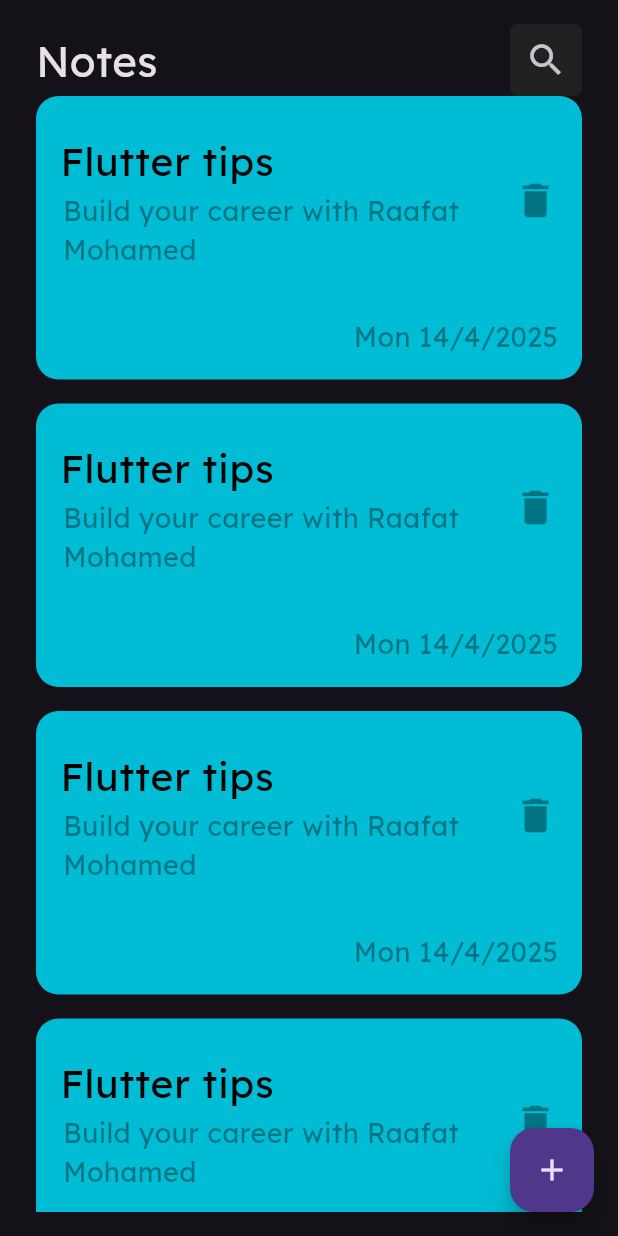
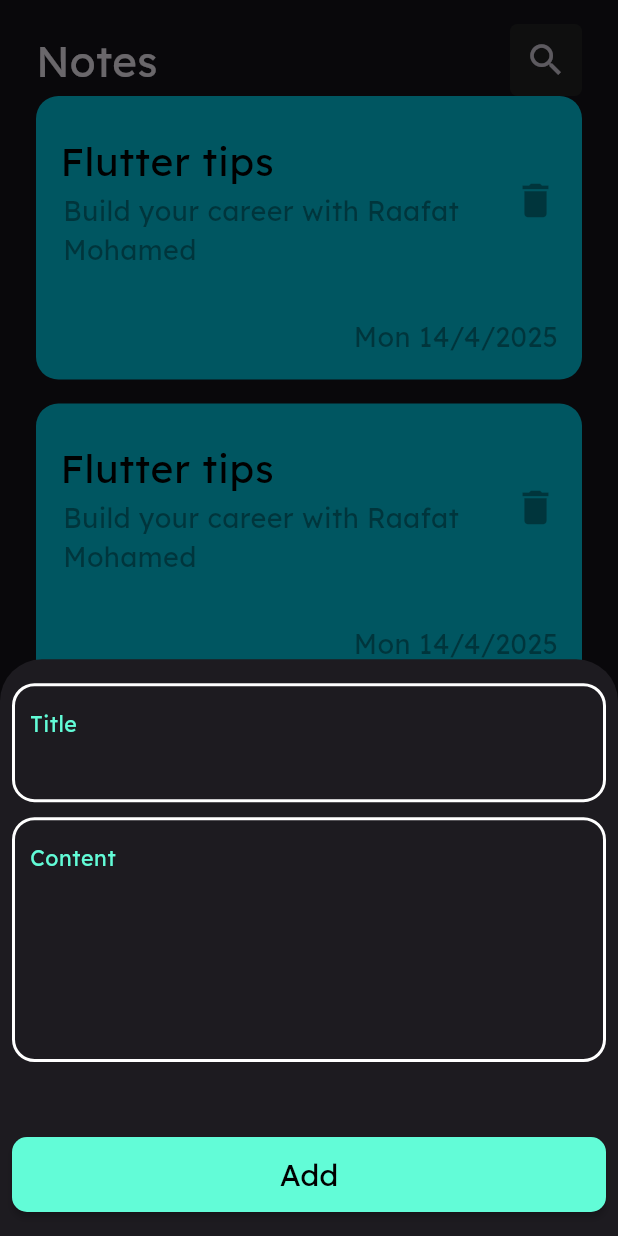
Before and after one commit to RafatMohamed/NotesApp, a Flutter app: the screen it shows after launch, after a tap on the "add" icon, on a phone screen of 412 x 824 dp. Run offline on Flutter 3.47's test engine with Material 3 defaults, Android fonts, the phone set to English and light mode, and no system bars; our stand-ins replace get.

Commit message:
Add Bottom Sheet View

```diff
--- a/lib/core/widgets/custom_text_form_field_widget.dart
+++ b/lib/core/widgets/custom_text_form_field_widget.dart
@@ -1,143 +1,139 @@
-// import 'package:flutter/material.dart';
-//
-// import '../constant/app_constant.dart';
-//
-// class TextFormFieldApp extends StatefulWidget {
-//   const TextFormFieldApp({
-//     super.key,
-//     this.iconSuffix = false,
-//     this.maxLine = 1,
-//     required this.labelText,
-//     this.labelFontWeight = FontWeight.normal,
-//     this.labelFontSize = 19,
-//     this.labelColor =const KPrimaryColor,
-//     this.labelFontStyle = FontStyle.normal,
-//     this.labelTextAlign = TextAlign.start,
-//     required this.hintText,
-//     this.hintFontWeight = FontWeight.w200,
-//     this.hintFontSize =14,
-//     this.hintColor = MyColors.labelTextColor,
-//     this.hintFontStyle = FontStyle.normal,
-//     this.hintTextAlign = TextAlign.start,
-//     this.radius =15,
-//     this.keyboardType = TextInputType.text,
-//     this.textInputAction = TextInputAction.done,
-//     this.borderDecorationColor = kprimaryColor,
-//     this.validator,
-//     required this.onFieldSubmitted,
-//     this.focusNode,
-//     required this.controller,
-//     this.onSaved,
-//   });
-//
-//   final bool iconSuffix;
-//   final int maxLine;
-//   final Color borderDecorationColor;
-//   final String hintText;
-//   final FontWeight hintFontWeight;
-//   final double hintFontSize;
-//   final Color hintColor;
-//   final FontStyle? hintFontStyle;
-//   final TextAlign? hintTextAlign;
-//   final String labelText;
-//   final FontWeight labelFontWeight;
-//   final double labelFontSize;
-//   final Color labelColor;
-//   final FontStyle? labelFontStyle;
-//   final TextAlign? labelTextAlign;
-//   final double radius;
-//   final TextInputType keyboardType;
-//   final TextInputAction textInputAction;
-//   final FormFieldValidator? validator;
-//   final Function(String) onFieldSubmitted;
-//   final FormFieldSetter<String>? onSaved;
-//   final FocusNode? focusNode;
-//   final TextEditingController controller;
-//
-//   @override
-//   State<TextFormFieldApp> createState() => _TextFormFieldAppState();
-// }
-//
-//
-// class _TextFormFieldAppState extends State<TextFormFieldApp> {
-//   bool _isFieldFilled = false;
-//
-//   @override
-//   void initState() {
-//     super.initState();
-//     widget.controller.addListener(() {
-//       setState(() {
-//         _isFieldFilled = widget.controller.text.isNotEmpty;
-//       });
-//     });
-//   }
-//
-//   @override
-//   Widget build(BuildContext context) {
-//     return Container(
-//       decoration: BoxDecoration(
-//         color: Colors.white, // Keep background white
-//         borderRadius: BorderRadius.circular(widget.radius),
-//         border: Border.all(
-//           color:
-//               _isFieldFilled
-//                   ? widget.borderDecorationColor
-//                   : Colors.transparent, // Change border color dynamically
-//           width: 2,
-//         ),
-//       ),
-//       padding: AppPadding.paddingH10V10View,
-//       width: double.infinity,
-//       child: TextFormField(
-//         focusNode: widget.focusNode,
-//         controller: widget.controller,
-//         autovalidateMode: AutovalidateMode.onUserInteraction,
-//         enableSuggestions: true,
-//         onSaved: widget.onSaved,
-//         validator: widget.validator,
-//         onFieldSubmitted: widget.onFieldSubmitted,
-//         decoration: InputDecoration(
-//           floatingLabelBehavior: FloatingLabelBehavior.always,
-//           floatingLabelAlignment: FloatingLabelAlignment.start,
-//           border: InputBorder.none,
-//           // Remove border from InputDecoration
-//           icon:
-//               widget.iconSuffix
-//                   ? IConSvgWidget(
-//                     radius: AppSizeHW.s5,
-//                     width: AppSizeHW.s35,
-//                     height: AppSizeHW.s35,
-//                     colorContainer: MyColors.containerHomeColor,
-//                     icon: SvgPicture.asset(
-//                       width: AppSizeHW.s20,
-//                       height: AppSizeHW.s20,
-//                       MyIcons.iconHomeSvg,
-//                       fit: LayoutBoxFit.boxFitNone,
-//                     ),
-//                   )
-//                   : null,
-//           labelText: widget.labelText,
-//           labelStyle: TextStyle(
-//             color: widget.labelColor,
-//             fontSize: widget.labelFontSize,
-//           ),
-//           hintText: widget.hintText,
-//           hintStyle: TextStyle(
-//             color: widget.hintColor,
-//             fontSize: widget.hintFontSize,
-//             fontWeight: widget.hintFontWeight,
-//           ),
-//         ),
-//         keyboardType: widget.keyboardType,
-//         maxLines: widget.maxLine,
-//         textInputAction: widget.textInputAction,
-//         textAlign: TextAlign.start,
-//         style: TextStyle(
-//           color: widget.hintColor,
-//           fontSize: widget.hintFontSize,
-//           fontWeight: widget.hintFontWeight,
-//         ),
-//       ),
-//     );
-//   }
-// }
+import 'package:flutter/material.dart';
+class TextFormFieldApp extends StatefulWidget {
+  const TextFormFieldApp({
+    super.key,
+    this.iconSuffix = false,
+    this.maxLine = 1,
+    required this.labelText,
+    this.labelFontWeight = FontWeight.normal,
+    this.labelFontSize = 19,
+    required this.labelColor ,
+    this.labelFontStyle = FontStyle.normal,
+    this.labelTextAlign = TextAlign.start,
+    required this.hintText,
+    this.hintFontWeight = FontWeight.w200,
+    this.hintFontSize =14,
+   required this.hintColor ,
+    this.hintFontStyle = FontStyle.normal,
+    this.hintTextAlign = TextAlign.start,
+    this.radius =15,
+    this.keyboardType = TextInputType.text,
+    this.textInputAction = TextInputAction.done,
+    required this.borderDecorationColor,
+    this.validator,
+    required this.onFieldSubmitted,
+    this.focusNode,
+    required this.controller,
+    this.onSaved,
+  });
+
+  final bool iconSuffix;
+  final int maxLine;
+  final Color borderDecorationColor;
+  final String hintText;
+  final FontWeight hintFontWeight;
+  final double hintFontSize;
+  final Color hintColor;
+  final FontStyle? hintFontStyle;
+  final TextAlign? hintTextAlign;
+  final String labelText;
+  final FontWeight labelFontWeight;
+  final double labelFontSize;
+  final Color labelColor;
+  final FontStyle? labelFontStyle;
+  final TextAlign? labelTextAlign;
+  final double radius;
+  final TextInputType keyboardType;
+  final TextInputAction textInputAction;
+  final FormFieldValidator? validator;
+  final Function(String) onFieldSubmitted;
+  final FormFieldSetter<String>? onSaved;
+  final FocusNode? focusNode;
+  final TextEditingController controller;
+
+  @override
+  State<TextFormFieldApp> createState() => _TextFormFieldAppState();
+}
+
+
+class _TextFormFieldAppState extends State<TextFormFieldApp> {
+  bool _isFieldFilled = false;
+
+  @override
+  void initState() {
+    super.initState();
+    widget.controller.addListener(() {
+      setState(() {
+        _isFieldFilled = widget.controller.text.isNotEmpty;
+      });
+    });
+  }
+
+  @override
+  Widget build(BuildContext context) {
+    return Container(
+      decoration: BoxDecoration(
+        color: Colors.transparent, // Keep background white
+        borderRadius: BorderRadius.circular(widget.radius),
+        border: Border.all(
+          color:
+              _isFieldFilled
+                  ? widget.borderDecorationColor
+                  : Colors.white, // Change border color dynamically
+          width: 2,
+        ),
+      ),
+      padding: const EdgeInsetsDirectional.symmetric(horizontal: 10,vertical: 10),
+      width: double.infinity,
+      child: TextFormField(
+        focusNode: widget.focusNode,
+        controller: widget.controller,
+        autovalidateMode: AutovalidateMode.onUserInteraction,
+        enableSuggestions: true,
+        onSaved: widget.onSaved,
+        validator: widget.validator,
+        onFieldSubmitted: widget.onFieldSubmitted,
+        decoration: InputDecoration(
+          floatingLabelBehavior: FloatingLabelBehavior.always,
+          floatingLabelAlignment: FloatingLabelAlignment.start,
+          border: InputBorder.none,
+          // icon:
+          //     widget.iconSuffix
+          //         ? IConSvgWidget(
+          //           radius: AppSizeHW.s5,
+          //           width: AppSizeHW.s35,
+          //           height: AppSizeHW.s35,
+          //           colorContainer: MyColors.containerHomeColor,
+          //           icon: SvgPicture.asset(
+          //             width: AppSizeHW.s20,
+          //             height: AppSizeHW.s20,
+          //             MyIcons.iconHomeSvg,
+          //             fit: LayoutBoxFit.boxFitNone,
+          //           ),
+          //         )
+          //         : null,
+          labelText: widget.labelText,
+          labelStyle: TextStyle(
+            color: widget.labelColor,
+            fontSize: widget.labelFontSize,
+          ),
+          hintText: widget.hintText,
+          hintStyle: TextStyle(
+            color: widget.hintColor,
+            fontSize: widget.hintFontSize,
+            fontWeight: widget.hintFontWeight,
+          ),
+        ),
+        keyboardType: widget.keyboardType,
+        maxLines: widget.maxLine,
+        textInputAction: widget.textInputAction,
+        textAlign: TextAlign.start,
+        style: TextStyle(
+          color: widget.hintColor,
+          fontSize: widget.hintFontSize,
+          fontWeight: widget.hintFontWeight,
+        ),
+      ),
+    );
+  }
+}
--- /dev/null
+++ b/lib/core/widgets/default_material_button.dart
@@ -0,0 +1,27 @@
+import 'package:flutter/material.dart';
+import 'package:notes_proj/core/constant/app_constant.dart';
+
+class DefaultMaterialButton extends StatelessWidget {
+  const DefaultMaterialButton({
+    super.key,
+    required this.text,
+    required this.onPressed,
+  });
+  final String text;
+  final Function() onPressed;
+
+  @override
+  Widget build(BuildContext context) {
+    return MaterialButton(
+      height: 50,
+      minWidth: MediaQuery.sizeOf(context).width,
+      onPressed: onPressed,
+      color: kPrimaryColor,
+      shape: RoundedRectangleBorder(borderRadius: BorderRadius.circular(10)),
+      child: Text(
+        text,
+        style: const TextStyle(fontSize: 20, fontWeight: FontWeight.w500,color: Colors.black),
+      ),
+    );
+  }
+}
--- a/lib/features/home_note/views/home_note_view.dart
+++ b/lib/features/home_note/views/home_note_view.dart
@@ -1,17 +1,16 @@
 import 'package:flutter/material.dart';
-import 'package:notes_proj/core/helper/my_navigator_app.dart';
-import 'package:notes_proj/features/add_note/views/add_note_view.dart';
 import 'package:notes_proj/features/home_note/views/widget/custom_list_view_widget.dart';
+import 'package:notes_proj/features/home_note/views/widget/def_bottom_sheet.dart';
 import '../../../core/widgets/custom_app_bar.dart';
 
-class HomeNoteView  extends StatelessWidget{
+class HomeNoteView extends StatelessWidget {
   const HomeNoteView({super.key});
   @override
   Widget build(BuildContext context) {
     return Scaffold(
       body: SafeArea(
         child: Padding(
-         padding: const EdgeInsets.symmetric(horizontal: 24,vertical: 16),
+          padding: const EdgeInsets.symmetric(horizontal: 24, vertical: 16),
           child: Column(
             children: [
               CustomAppBar(
@@ -22,39 +21,27 @@
               Expanded(
                 child: ListView.builder(
                   itemCount: 5,
-                 itemBuilder: (context, index)
-                 {
+                  itemBuilder: (context, index) {
                     return const Column(
-                   children: [
-                     CustomListViewWidget(),
-                     SizedBox(
-                       height: 16,
+                      children: [CustomListViewWidget(), SizedBox(height: 16)],
+                    );
+                  },
                 ),
-                   ],
-                 );
-               },),
-             )
+              ),
             ],
           ),
         ),
       ),
       floatingActionButtonAnimator: FloatingActionButtonAnimator.scaling,
       floatingActionButton: FloatingActionButton(
-       onPressed: (){
-        // showModalBottomSheet(
-        //     context: context,
-        //     builder: (context) {
-        //       return const Column(
-        //         children: [
-        //
-        //         ],
-        //       );
-        //     },
-        // );
+        onPressed: () {
+          showModalBottomSheet(
+              context: context,
+              builder:(context) => const DefaultBottomSheet(),
+          );
         },
-       child:const Icon(Icons.add),
+        child: const Icon(Icons.add),
       ),
     );
   }
-
 }
--- /dev/null
+++ b/lib/features/home_note/views/widget/def_bottom_sheet.dart
@@ -0,0 +1,53 @@
+import 'package:flutter/material.dart';
+
+import '../../../../core/constant/app_constant.dart';
+import '../../../../core/widgets/custom_text_form_field_widget.dart';
+import '../../../../core/widgets/default_material_button.dart';
+
+class DefaultBottomSheet extends StatelessWidget {
+  const DefaultBottomSheet({super.key});
+
+  @override
+  Widget build(BuildContext context) {
+    return Padding(
+      padding: const EdgeInsetsDirectional.symmetric(
+        horizontal: 8,
+        vertical: 16,
+      ),
+      child: SingleChildScrollView(
+        physics: const BouncingScrollPhysics(),
+        child: Column(
+          spacing: 50,
+          mainAxisAlignment: MainAxisAlignment.spaceBetween,
+          children: [
+            Column(
+              spacing: 10,
+              children: [
+                TextFormFieldApp(
+                  controller: TextEditingController(),
+                  onFieldSubmitted: (p0) {},
+                  labelText: 'Title',
+                  labelColor: kPrimaryColor,
+                  hintText: '',
+                  hintColor: Colors.white,
+                  borderDecorationColor: Colors.black,
+                ),
+                TextFormFieldApp(
+                  controller: TextEditingController(),
+                  onFieldSubmitted: (p0) {},
+                  labelText: 'Content',
+                  maxLine: 5,
+                  labelColor: kPrimaryColor,
+                  hintText: '',
+                  hintColor: Colors.white,
+                  borderDecorationColor: Colors.black,
+                ),
+              ],
+            ),
+            DefaultMaterialButton(text: "Add", onPressed: () {}),
+          ],
+        ),
+      ),
+    );
+  }
+}
```
Lines whose indentation alone changed are shown as unchanged.
